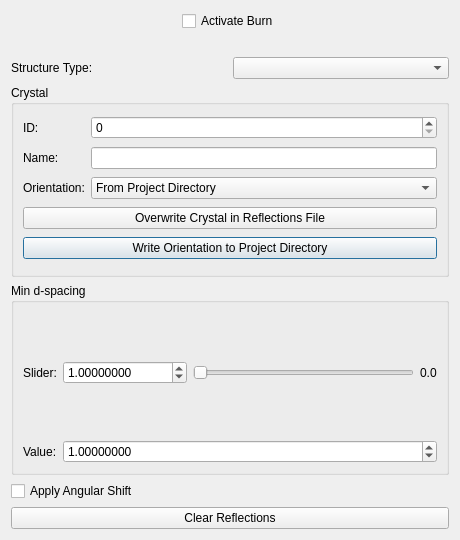
The window that polylaue/ui/resources/ui/burn_dialog.ui (PolyLaue/PolyLaue) describes before a commit, drawn with Qt 5.
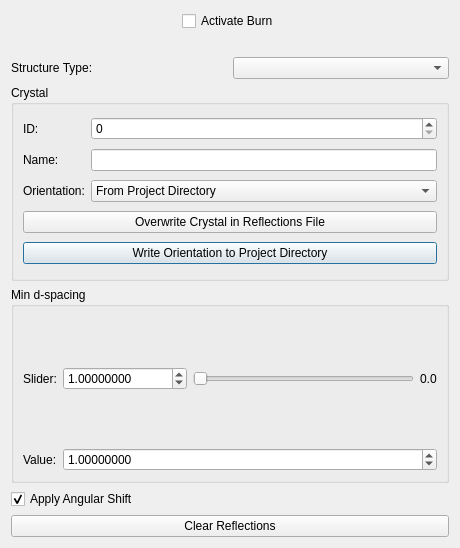
The same window after the commit. Custom widgets are drawn as their Qt base class.

Diff of the .ui file:
```diff
--- a/polylaue/ui/resources/ui/burn_dialog.ui
+++ b/polylaue/ui/resources/ui/burn_dialog.ui
@@ -7,7 +7,7 @@
     <x>0</x>
     <y>0</y>
     <width>460</width>
-    <height>540</height>
+    <height>548</height>
    </rect>
   </property>
   <property name="windowTitle">
@@ -22,6 +22,9 @@
      <property name="text">
       <string>Apply Angular Shift</string>
      </property>
+     <property name="checked">
+      <bool>true</bool>
+     </property>
     </widget>
    </item>
    <item row="2" column="0">
```
Left out of the diff: 2 changed lines with no effect on the pictures.
